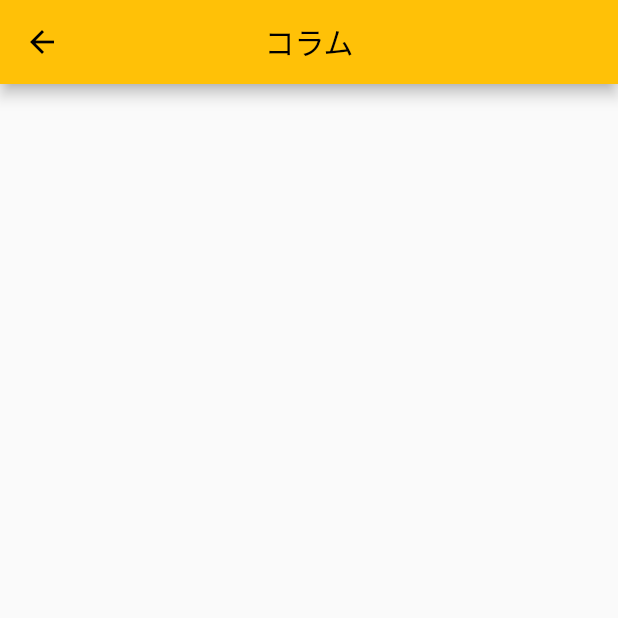
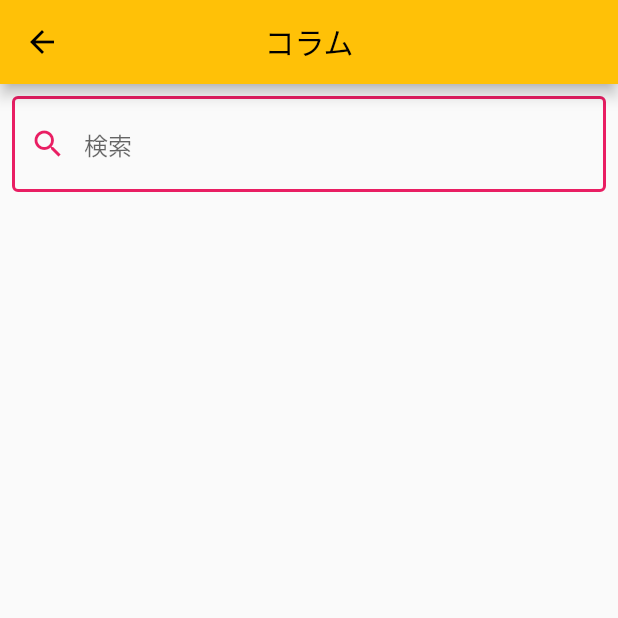
Before and after one commit to curitefl/recipe_app, a Flutter app: the ColumnPage screen opened by its route, on a phone screen of 412 x 824 dp, the top half of it. Run offline on Flutter 3.47's test engine with Material 2 defaults, Android fonts, the phone set to English and light mode, and no system bars.

Commit message:
検索ボックスを作成

```diff
--- a/lib/sub_pages/column_page.dart
+++ b/lib/sub_pages/column_page.dart
@@ -12,6 +12,31 @@ class ColumnPage extends StatelessWidget{
         centerTitle: true,
         title: Text(title),
       ),
+      body: Column(
+        children: const [
+          Padding(
+            padding: EdgeInsets.all(8.0),
+            child: TextField(
+              decoration: InputDecoration(
+                prefixIcon: Icon(Icons.search_outlined,color: Colors.pink,),
+                hintText: '検索',
+                enabledBorder: OutlineInputBorder(
+                  borderSide: BorderSide(
+                    color: Colors.pink,
+                    width: 2,
+                  ),
+                ),
+                focusedBorder: OutlineInputBorder(
+                  borderSide: BorderSide(
+                    color: Colors.pink,
+                    width: 2,
+                  ),
+                ),
+              ),
+            ),
+          ),
+        ],
+      ),
     );
   }
 }
```
